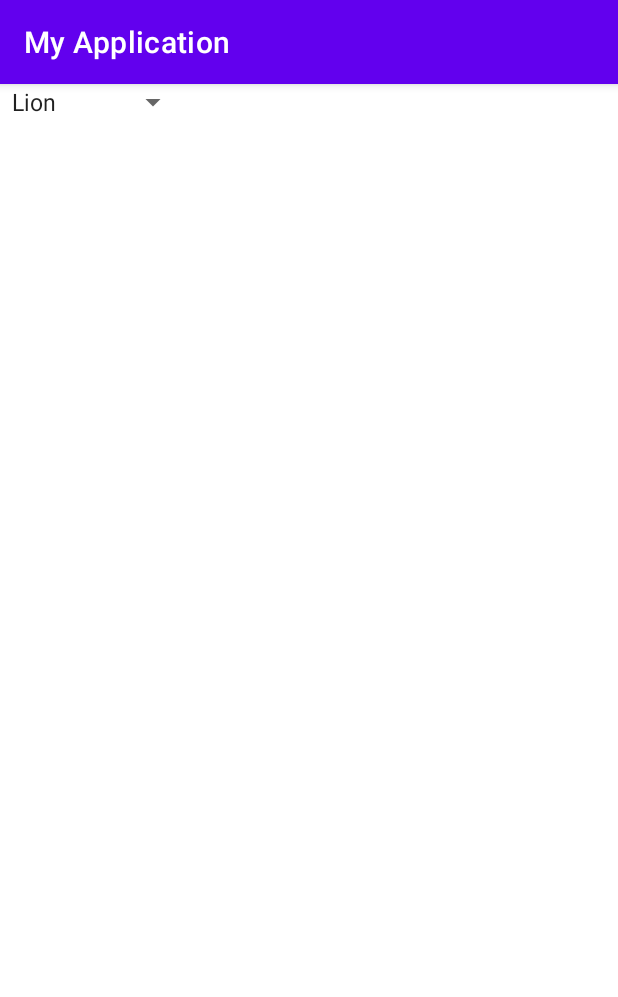
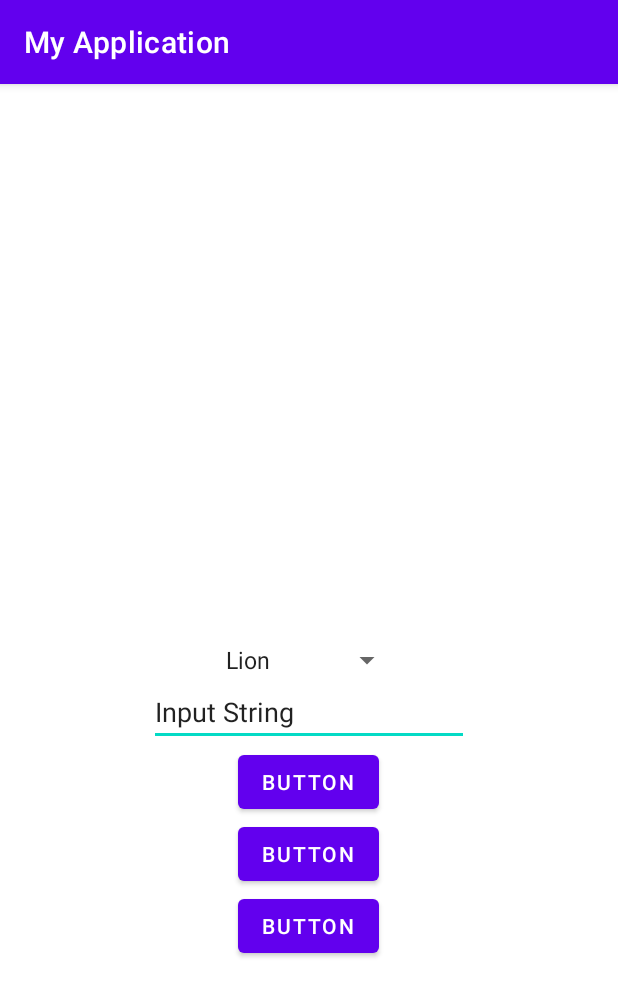
Before and after one commit to aribexxx/ASR-App, an Android app: the screen it shows after launch (MainActivity), on a phone screen of 412 x 824 dp. Shown: the top 997 px of the screen. Run offline under Robolectric (Android 15) with nearby library versions, the phone set to English and light mode, and no system bars.

```diff
--- a/app/src/main/java/com/example/myapplication/activities/MainActivity.java
+++ b/app/src/main/java/com/example/myapplication/activities/MainActivity.java
@@ -41,9 +41,10 @@ public class MainActivity  extends AppCompatActivity implements
 
 
 
-        //click button
+        //click button 1
         clickme = (Button)findViewById(R.id.button);
-        text = (EditText)findViewById(R.id.text);
+        text = (EditText)findViewById(R.id.textView1);
+
         clickme.setOnClickListener(new View.OnClickListener() {
             @Override
             public void onClick(View v) {
@@ -54,6 +55,8 @@ public class MainActivity  extends AppCompatActivity implements
                 startActivity(intent);
             }
         });
+
+
 
     }
 
--- a/app/src/main/res/layout/activity_main.xml
+++ b/app/src/main/res/layout/activity_main.xml
@@ -10,49 +10,46 @@
         android:layout_width="match_parent"
         android:layout_height="match_parent"
         app:layout_constraintTop_toBottomOf="parent"
-        tools:context=".activities.MainActivity">
+        tools:context=".activities.MainActivity"
+        >
 
-
-        <LinearLayout
-
-                android:layout_width="match_parent"
-                android:layout_height="match_parent"
-                android:orientation="vertical"
-                tools:context=".activities.MainActivity">
-
-
-                    <LinearLayout
-
-                        android:layout_width="match_parent"
-                        android:layout_height="match_parent"
-                        android:orientation="vertical"
-                        tools:context=".activities.MainActivity">
-
-                        <Spinner
+        <Spinner
                             android:id="@+id/animalNamesSpinner"
                             android:layout_width="wrap_content"
                             android:layout_height="wrap_content"
                             android:layout_centerInParent="true" />
+        <EditText
+            android:id="@+id/textView1"
+            android:layout_width="wrap_content"
+            android:layout_height="wrap_content"
+            android:ems="10"
+            android:inputType="textPersonName"
+            android:layout_below="@id/animalNamesSpinner"
+            android:layout_centerHorizontal="true"
+            android:text="Input String" />
+        <Button
+            android:id="@+id/button"
+            android:layout_width="wrap_content"
+            android:layout_height="wrap_content"
+            android:layout_below="@id/textView1"
+            android:layout_centerHorizontal="true"
+            android:text="Button" />
 
-                    </LinearLayout>
+        <Button
+            android:id="@+id/activitySecond"
+            android:layout_width="wrap_content"
+            android:layout_height="wrap_content"
+            android:layout_below="@id/button"
+            android:layout_centerHorizontal="true"
+            android:text="Button" />
+        <Button
+            android:id="@+id/activityRecord"
+            android:layout_width="wrap_content"
+            android:layout_height="wrap_content"
+            android:layout_below="@id/activitySecond"
+            android:layout_centerHorizontal="true"
+            android:text="Button" />
 
-                    <Button
-                        android:id="@+id/button"
-                        android:layout_width="match_parent"
-                        android:layout_height="wrap_content"
-                        android:text="Click Me" />
-
-                    <EditText
-                        android:id="@+id/text"
-                        android:layout_width="match_parent"
-                        android:layout_height="wrap_content"
-                        android:hint="Text"
-                        android:textColor="#000000"
-                        android:textSize="20dp"
-
-                        android:textStyle="bold" />
-
-            </LinearLayout>
 
 
 
```
Also changed, not shown: app/src/main/java/com/example/myapplication/activities/RecyclerViewActivity.java (+29 -11 lines), app/src/main/java/com/example/myapplication/util/MyRecyclerView.java (deleted, +0 -78 lines), app/src/main/java/com/example/myapplication/util/Record.java (added, +69 -0 lines), app/src/main/java/com/example/myapplication/util/RecordAdaptor.java (added, +85 -0 lines), app/src/main/res/layout/record_row.xml (added, +119 -0 lines), app/src/main/res/layout/recycler_view.xml (renamed from app/src/main/res/layout/activity_third.xml).
